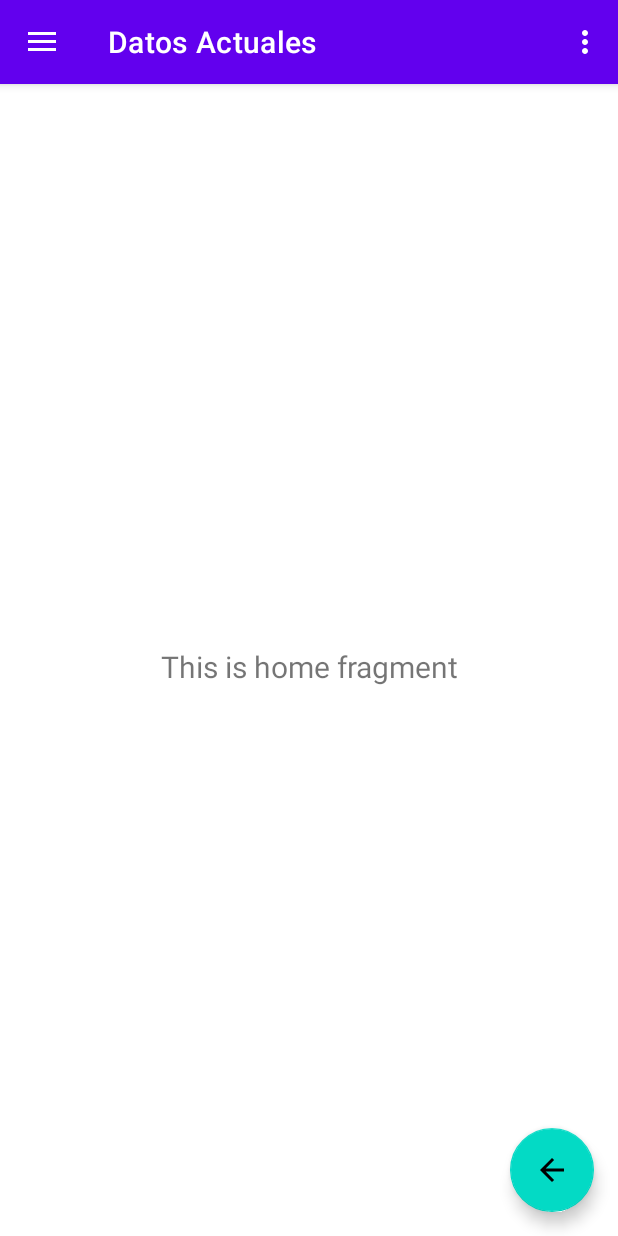
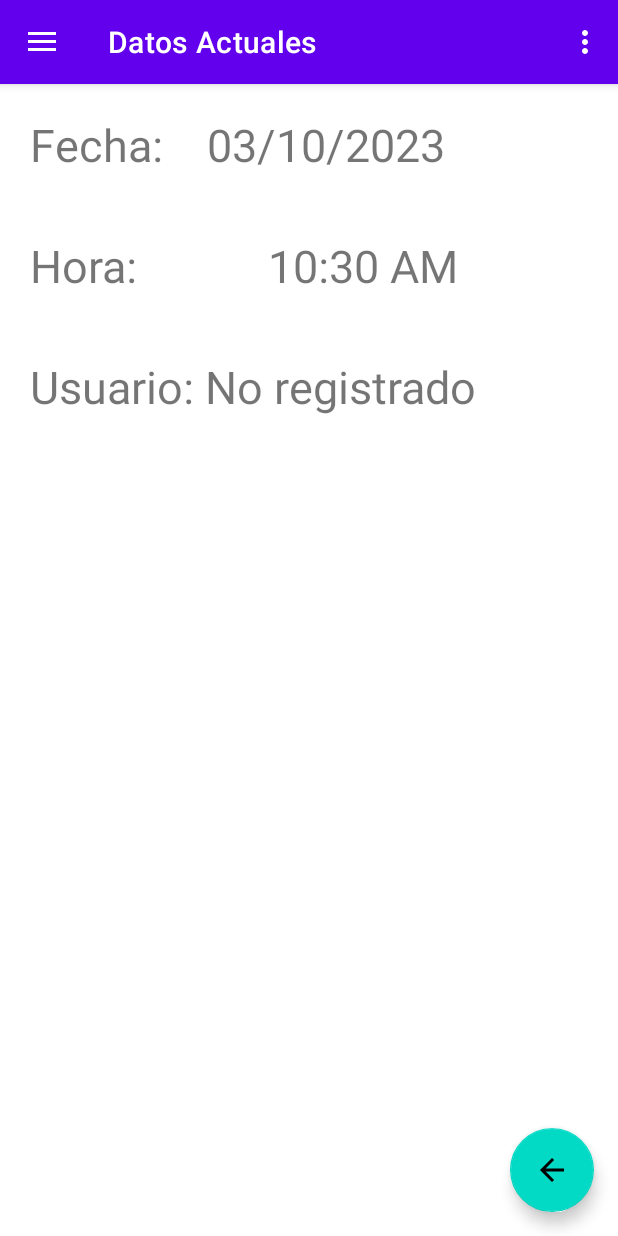
Before and after one commit to ValentinoBorgo/IesMap, an Android app: the screen it shows after launch (NavigationActivity), after a tap on "INVITADO", on a phone screen of 412 x 824 dp. Run offline under Robolectric (Android 15) with nearby library versions, the phone set to English and light mode, and no system bars; our stand-ins replace navigation-ui.

Commit message:
Cuarto commit de la rama teract (completa ventana Datos Actuales)

```diff
--- a/app/src/main/java/ies/tsds/ej10_2/NavigationActivity.java
+++ b/app/src/main/java/ies/tsds/ej10_2/NavigationActivity.java
@@ -3,6 +3,7 @@ package ies.tsds.ej10_2;
 import android.os.Bundle;
 import android.view.View;
 import android.view.Menu;
+import android.widget.TextView;
 
 import com.google.android.material.snackbar.Snackbar;
 import com.google.android.material.navigation.NavigationView;
@@ -55,6 +56,13 @@ public class NavigationActivity extends AppCompatActivity {
             miMenu.findItem(R.id.nav_slideshow).setEnabled(false);
         }
 
+        TextView tvUsuarioAEnviar = (TextView) findViewById(R.id.tvUsuarioGeneral);
+        tvUsuarioAEnviar.setText(usuario);
+        TextView tvUsuario = (TextView) findViewById(R.id.tvUsuario);
+        if (tvUsuario.getText().equals("Usuario: ")) {
+            tvUsuario.setText(tvUsuario.getText().toString() + usuario);
+        }
+
     }
 
     @Override
--- a/app/src/main/java/ies/tsds/ej10_2/ui/home/HomeFragment.java
+++ b/app/src/main/java/ies/tsds/ej10_2/ui/home/HomeFragment.java
@@ -10,11 +10,15 @@ import androidx.annotation.NonNull;
 import androidx.fragment.app.Fragment;
 import androidx.lifecycle.ViewModelProvider;
 
+import java.util.Calendar;
+
+import ies.tsds.ej10_2.R;
 import ies.tsds.ej10_2.databinding.FragmentHomeBinding;
 
 public class HomeFragment extends Fragment {
 
     private FragmentHomeBinding binding;
+    private boolean primeraVez = true;
 
     public View onCreateView(@NonNull LayoutInflater inflater,
                              ViewGroup container, Bundle savedInstanceState) {
@@ -26,6 +30,21 @@ public class HomeFragment extends Fragment {
 
         final TextView textView = binding.textHome;
         homeViewModel.getText().observe(getViewLifecycleOwner(), textView::setText);
+
+        String fecha = obtenerFecha();
+        final TextView tvFecha = root.findViewById(R.id.tvFecha);
+        tvFecha.setText("Fecha:    " + fecha);
+        final TextView tvUsuario = root.findViewById(R.id.tvUsuario);
+        final TextView tvUsuarioGeneral =
+                (TextView) getActivity().findViewById(R.id.tvUsuarioGeneral);
+        String usuario = "";
+        if (primeraVez) {
+            primeraVez = false;
+        } else {
+            usuario = tvUsuarioGeneral.getText().toString();
+        }
+        tvUsuario.setText("Usuario: " + usuario);
+
         return root;
     }
 
@@ -34,4 +53,26 @@ public class HomeFragment extends Fragment {
         super.onDestroyView();
         binding = null;
     }
+
+    private String obtenerFecha() {
+        Calendar c = Calendar.getInstance();
+
+        int day = c.get(Calendar.DAY_OF_MONTH);
+        int month = c.get(Calendar.MONTH);
+        int year = c.get(Calendar.YEAR);
+        String dia = "";
+        if (day < 10) {
+            dia = "0";
+        }
+        dia = dia + day;
+        month = month + 1;
+        String mes = "";
+        if (month < 10) {
+            mes = "0";
+        }
+        mes = mes + month;
+        String date = dia + "/" + mes + "/" + year;
+        return date;
+    }
+
 }
--- a/app/src/main/res/layout/activity_navigation.xml
+++ b/app/src/main/res/layout/activity_navigation.xml
@@ -21,5 +21,13 @@
         android:layout_gravity="start"
         android:fitsSystemWindows="true"
         app:headerLayout="@layout/nav_header_navigation"
-        app:menu="@menu/activity_main_drawer" />
+        app:menu="@menu/activity_main_drawer" >
+        <TextView
+            android:id="@+id/tvUsuarioGeneral"
+            android:layout_width="wrap_content"
+            android:layout_height="wrap_content"
+            android:text="TextView"
+            android:visibility="invisible" />
+    </com.google.android.material.navigation.NavigationView>
+
 </androidx.drawerlayout.widget.DrawerLayout>
--- a/app/src/main/res/layout/fragment_home.xml
+++ b/app/src/main/res/layout/fragment_home.xml
@@ -6,17 +6,76 @@
     android:layout_height="match_parent"
     tools:context=".ui.home.HomeFragment">
 
+    <LinearLayout
+        android:layout_width="match_parent"
+        android:layout_height="match_parent"
+        android:orientation="vertical"
+        tools:layout_editor_absoluteX="27dp"
+        tools:layout_editor_absoluteY="-26dp">
+
+        <LinearLayout
+            android:id="@+id/lyFecha"
+            android:layout_width="match_parent"
+            android:layout_height="wrap_content"
+            android:layout_margin="20sp"
+            android:layout_marginTop="50sp"
+            android:orientation="horizontal">
+
+            <TextView
+                android:id="@+id/tvFecha"
+                android:layout_width="wrap_content"
+                android:layout_height="wrap_content"
+                android:layout_weight="1"
+                android:textSize="30sp" />
+
+        </LinearLayout>
+
+        <LinearLayout
+            android:id="@+id/lyHora"
+            android:layout_width="match_parent"
+            android:layout_height="wrap_content"
+            android:layout_margin="20sp"
+            android:orientation="horizontal">
+
+            <TextView
+                android:id="@+id/tvHora"
+                android:layout_width="wrap_content"
+                android:layout_height="wrap_content"
+                android:text="@string/tvHora"
+                android:textSize="30sp" />
+
+            <DigitalClock
+                android:layout_width="fill_parent"
+                android:layout_height="wrap_content"
+                android:gravity="center"
+                android:textSize="30sp" />
+        </LinearLayout>
+
+        <LinearLayout
+            android:id="@+id/lyUsuario"
+            android:layout_width="match_parent"
+            android:layout_height="match_parent"
+            android:layout_margin="20sp"
+            android:orientation="horizontal">
+
+            <TextView
+                android:id="@+id/tvUsuario"
+                android:layout_width="wrap_content"
+                android:layout_height="wrap_content"
+                android:layout_weight="1"
+                android:textSize="30sp" />
+        </LinearLayout>
+
+    </LinearLayout>
+
     <TextView
         android:id="@+id/text_home"
         android:layout_width="match_parent"
         android:layout_height="wrap_content"
-        android:layout_marginStart="8dp"
-        android:layout_marginTop="8dp"
-        android:layout_marginEnd="8dp"
-        android:textAlignment="center"
-        android:textSize="20sp"
         app:layout_constraintBottom_toBottomOf="parent"
         app:layout_constraintEnd_toEndOf="parent"
         app:layout_constraintStart_toStartOf="parent"
-        app:layout_constraintTop_toTopOf="parent" />
+        app:layout_constraintTop_toTopOf="parent"
+        android:visibility="invisible" />
+
 </androidx.constraintlayout.widget.ConstraintLayout>
--- a/app/src/main/res/values/strings.xml
+++ b/app/src/main/res/values/strings.xml
@@ -22,4 +22,7 @@
     <string name="menu_home">Datos Actuales</string>
     <string name="menu_gallery">Visualizar Texto</string>
     <string name="menu_slideshow">Donde Estoy</string>
+
+    <string name="tvHora">Hora:</string>
+
 </resources>
```
